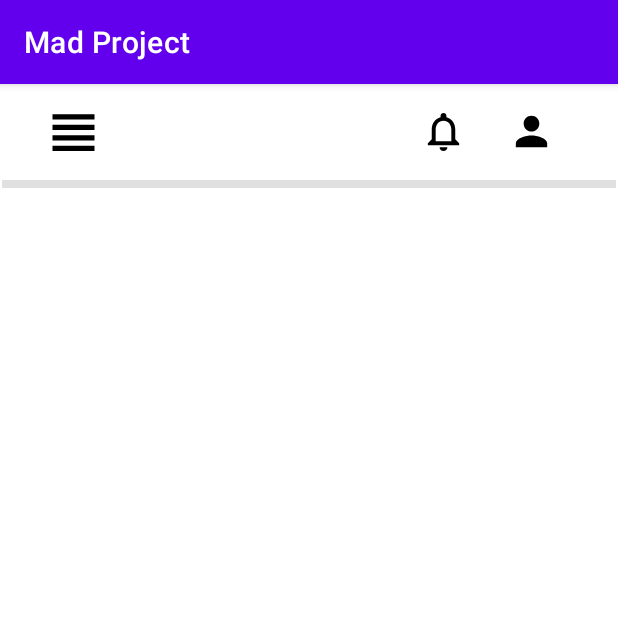
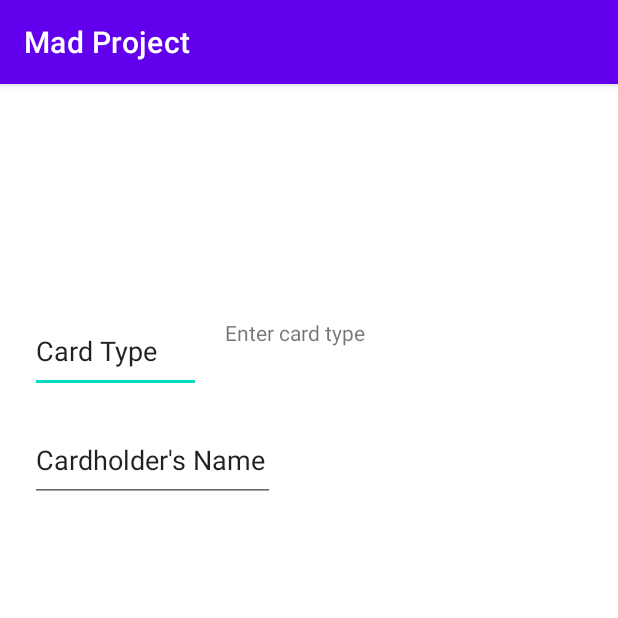
Before and after one commit to IT21304224/MAD-Project, an Android app: the screen it shows after launch (MainActivity), on a phone screen of 412 x 824 dp, the top half of it. Run offline under Robolectric (Android 15) with nearby library versions, the phone set to English and light mode, and no system bars.

Commit message:
card details page second commit

```diff
--- a/app/src/main/res/layout/activity_main.xml
+++ b/app/src/main/res/layout/activity_main.xml
@@ -1,51 +1,44 @@
 <?xml version="1.0" encoding="utf-8"?>
-<androidx.constraintlayout.widget.ConstraintLayout xmlns:android="http://schemas.android.com/apk/res/android"
+<LinearLayout xmlns:android="http://schemas.android.com/apk/res/android"
     xmlns:app="http://schemas.android.com/apk/res-auto"
     xmlns:tools="http://schemas.android.com/tools"
     android:layout_width="match_parent"
     android:layout_height="match_parent"
+    android:orientation="vertical"
     tools:context=".MainActivity">
 
-    <ImageView
-        android:id="@+id/imageView"
-        android:layout_width="43dp"
-        android:layout_height="42dp"
-        android:layout_marginStart="27dp"
-        android:layout_marginTop="11dp"
-        app:layout_constraintStart_toStartOf="parent"
-        app:layout_constraintTop_toTopOf="parent"
-        app:srcCompat="@drawable/headline_1" />
+    <EditText
+        android:id="@+id/editTextTextPersonName"
+        android:layout_width="114dp"
+        android:layout_height="56dp"
+        android:layout_marginLeft="20dp"
+        android:layout_marginTop="150dp"
+        android:ems="10"
+        android:inputType="textPersonName"
+        android:text="@string/cardtype" />
 
-    <View
-        android:id="@+id/divider"
-        android:layout_width="409dp"
-        android:layout_height="5dp"
-        android:layout_marginStart="1dp"
-        android:layout_marginTop="64dp"
-        android:layout_marginEnd="1dp"
-        android:background="?android:attr/listDivider"
-        app:layout_constraintEnd_toEndOf="parent"
-        app:layout_constraintStart_toStartOf="parent"
-        app:layout_constraintTop_toTopOf="parent" />
+    <TextView
+        android:id="@+id/textView2"
+        android:layout_width="240dp"
+        android:layout_height="47dp"
+        android:layout_marginLeft="150dp"
+        android:layout_marginTop="-50dp"
+        android:text="@string/entercardtype2" />
 
-    <ImageView
-        android:id="@+id/imageView3"
-        android:layout_width="43dp"
-        android:layout_height="31dp"
-        android:layout_marginTop="16dp"
-        android:layout_marginEnd="15dp"
-        app:layout_constraintEnd_toStartOf="@+id/imageView5"
-        app:layout_constraintTop_toTopOf="parent"
-        app:srcCompat="@drawable/notifications_none_1" />
+    <EditText
+        android:id="@+id/editTextTextPersonName3"
+        android:layout_width="163dp"
+        android:layout_height="55dp"
+        android:layout_marginLeft="20dp"
+        android:layout_marginTop="20dp"
+        android:ems="10"
+        android:inputType="textPersonName"
+        android:text="@string/cardholdersName" />
 
-    <ImageView
-        android:id="@+id/imageView5"
-        android:layout_width="43dp"
-        android:layout_height="31dp"
-        android:layout_marginTop="16dp"
-        android:layout_marginEnd="36dp"
-        app:layout_constraintEnd_toEndOf="parent"
-        app:layout_constraintTop_toTopOf="parent"
-        app:srcCompat="@drawable/baseline_person_24" />
-
-</androidx.constraintlayout.widget.ConstraintLayout>
+    <TextView
+        android:id="@+id/textView4"
+        android:layout_width="200dp"
+        android:layout_height="48dp"
+        android:layout_marginLeft="190dp"
+        android:layout_marginTop="-50dp" />
+</LinearLayout>
--- a/app/src/main/res/values/strings.xml
+++ b/app/src/main/res/values/strings.xml
@@ -2,4 +2,10 @@
     <string name="app_name">Mad Project</string>
     <string name="userName">Chamod Peiris</string>
     <string name="userMail">chamodpr32@gmail.com</string>
+    <string name="cardtype">Card Type</string>
+    <string name="entercardtype">"Enter card type "</string>
+    <string name="entercardtype1">E nter card type</string>
+    <string name="ee" />
+    <string name="entercardtype2">Enter card type</string>
+    <string name="cardholdersName">Cardholder\'s Name</string>
 </resources>
```
